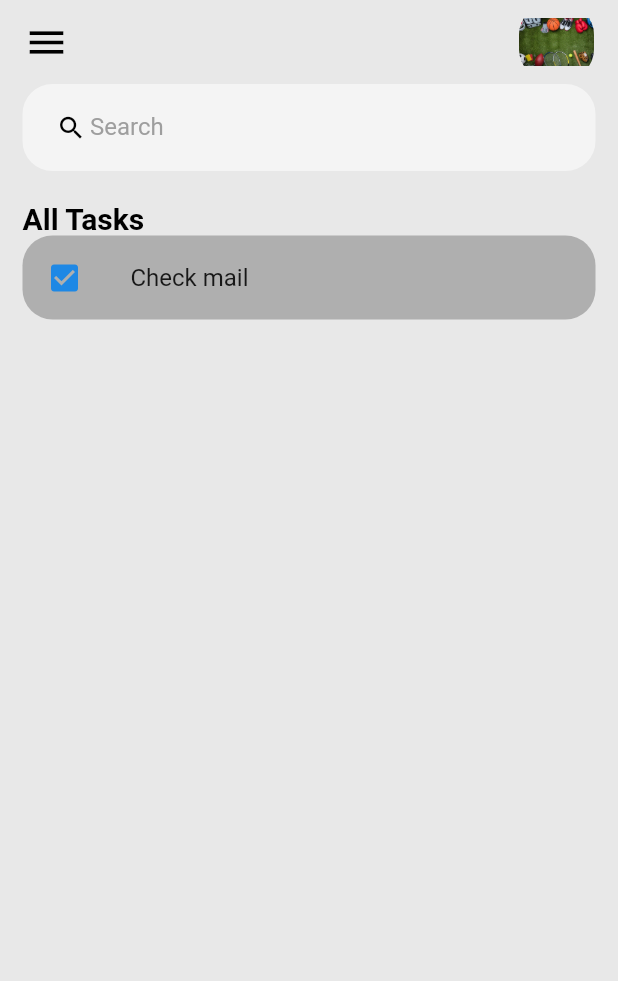
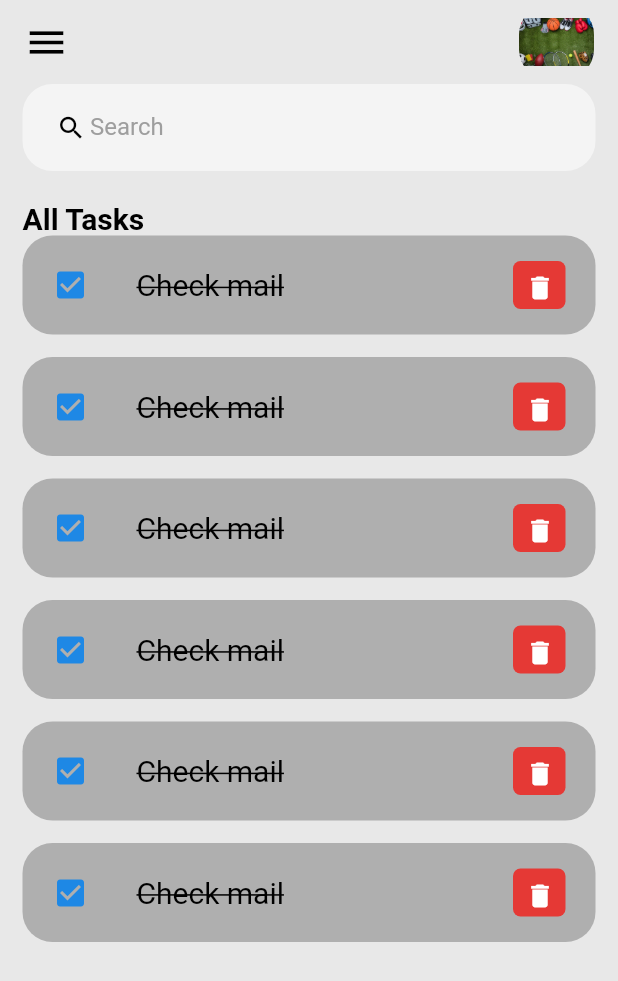
Before and after one commit to Angel-cuba/Flutter_TODO, a Flutter app: the screen it shows after launch, on a phone screen of 412 x 824 dp. Shown: the top 981 px of the screen. Run offline on Flutter 3.47's test engine with Material 2 defaults, Android fonts, the phone set to English and light mode, and no system bars.

Commit message:
Add todoItem with styles

```diff
--- a/lib/screens/home.dart
+++ b/lib/screens/home.dart
@@ -39,6 +39,11 @@ class MyHomePage extends StatelessWidget {
                         fontWeight: FontWeight.w600,
                       )),
                 ),
+                TodoItem(),
+                TodoItem(),
+                TodoItem(),
+                TodoItem(),
+                TodoItem(),
                 TodoItem(),
               ],
             ))
--- a/lib/widgets/todo_item.dart
+++ b/lib/widgets/todo_item.dart
@@ -8,13 +8,37 @@ class TodoItem extends StatelessWidget {
   @override
   Widget build(BuildContext context) {
     return Container(
-      child: ListTile(
-        onTap: () {},
-        shape: RoundedRectangleBorder(borderRadius: BorderRadius.circular(20)),
-        tileColor: tdGrey,
-        leading: Icon(Icons.check_box, color: tdBlue),
-        title: Text('Check mail'),
-      ),
-    );
+        margin: EdgeInsets.only(bottom: 15),
+        child: ListTile(
+          onTap: () {
+            print('Tapped');
+          },
+          shape:
+              RoundedRectangleBorder(borderRadius: BorderRadius.circular(20)),
+          contentPadding: EdgeInsets.symmetric(horizontal: 20, vertical: 5),
+          tileColor: tdGrey,
+          leading: Icon(Icons.check_box, color: tdBlue),
+          title: Text('Check mail',
+              style: TextStyle(
+                  color: tdBlack,
+                  fontSize: 20,
+                  decoration: TextDecoration.lineThrough)),
+          trailing: Container(
+            padding: EdgeInsets.all(0),
+            margin: EdgeInsets.symmetric(vertical: 12),
+            height: 35,
+            width: 35,
+            decoration: BoxDecoration(
+                color: tdRed, borderRadius: BorderRadius.circular(5)),
+            child: IconButton(
+              color: Colors.white,
+              iconSize: 20,
+              icon: Icon(Icons.delete),
+              onPressed: () {
+                print('Delete');
+              },
+            ),
+          ),
+        ));
   }
 }
```
